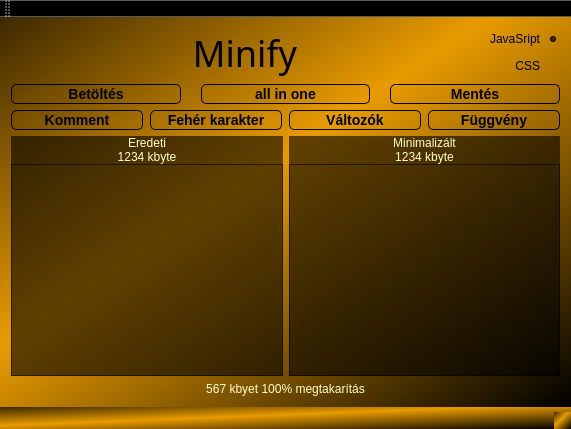
The window that Minify/minify.ui (Teaching-projects/SZE-ProgCpp-2017-Code-minimizer) describes before a commit, drawn with Qt 5.
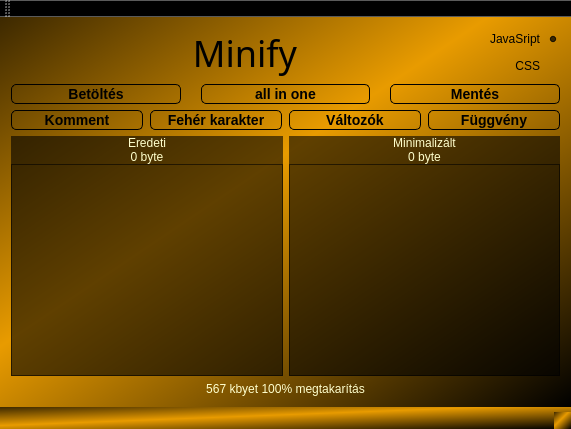
The same window after the commit.

What changed in the file:
```diff
--- a/Minify/minify.ui
+++ b/Minify/minify.ui
@@ -849,7 +849,7 @@
 </string>
             </property>
             <property name="text">
-             <string>1234 kbyte</string>
+             <string>0 byte</string>
             </property>
             <property name="alignment">
              <set>Qt::AlignCenter</set>
@@ -1310,7 +1310,7 @@
 font-family: MS UI Gothic;</string>
             </property>
             <property name="text">
-             <string>1234 kbyte</string>
+             <string>0 byte</string>
             </property>
             <property name="alignment">
              <set>Qt::AlignCenter</set>
```
Left out of the diff: 2 changed lines with no effect on the pictures.
